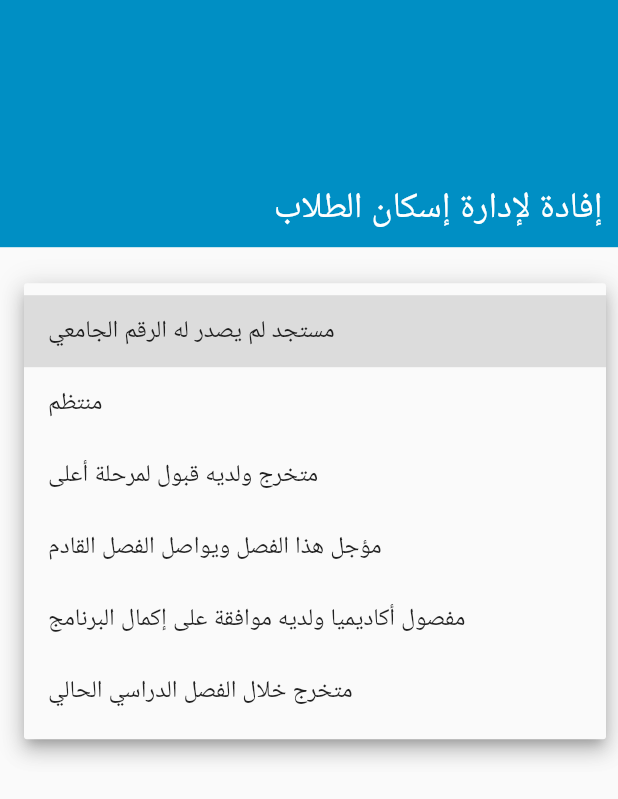
After one commit to mohmj/ksu_scholarship, a Flutter app: the HousingOrderScreen screen opened by its route, after a tap on "الحالة", on a phone screen of 412 x 824 dp. The commit adds this screen. Shown: the top 799 px of the screen. Run offline on Flutter 3.47's test engine with Material 2 defaults, Android fonts, the phone set to English and light mode, and no system bars; our stand-ins replace auto_size_text, barcode_widget, cloud_firestore, dropdown_formfield, firebase_auth, firebase_core and 1 more; missing offline and left inert: keyboard_visibility; accounts and stored records are empty; network calls fail.

Commit message:
Update all application

```diff
--- /dev/null
+++ b/lib/constant/order_type_enum.dart
@@ -0,0 +1,6 @@
+enum OrderType{
+  housing,
+  visa,
+  food,
+  help,
+}
--- a/lib/main.dart
+++ b/lib/main.dart
@@ -3,6 +3,7 @@ import 'package:ksu_scholarship/screens/auth_screen.dart';
 import 'package:ksu_scholarship/screens/home_screen.dart';
 import 'package:ksu_scholarship/screens/mother_screen.dart';
 import 'package:firebase_core/firebase_core.dart';
+import 'package:ksu_scholarship/screens/orders/housing_order_screen.dart';
 
 Future<void> main()async {
   WidgetsFlutterBinding.ensureInitialized();
@@ -29,11 +30,12 @@ class MyApp extends StatelessWidget {
         primarySwatch: Colors.blue,
       ),
       home: MotherScreen(),
-      initialRoute: AuthScreen.id,
+      initialRoute: MotherScreen.id,
       routes: {
         MotherScreen.id:(context)=>MotherScreen(),
         HomeScreen.id:(context)=>HomeScreen(),
         AuthScreen.id:(context)=>AuthScreen(),
+        HousingOrderScreen.id:(context)=>HousingOrderScreen(),
       },
     );
   }
--- /dev/null
+++ b/lib/problem_domain/models/housing_order.dart
@@ -0,0 +1,68 @@
+import 'package:cloud_firestore/cloud_firestore.dart';
+
+class HousingOrder{
+  String orderType="housing";
+  String documentRef;
+  String uid;
+  String id;
+  String name;
+  String nationality;
+  Timestamp orderDate;
+  String orderStatus;
+  Timestamp answerDate;
+  String studentNote;
+  String note;
+  String pdfLink;
+  //
+  String status;
+
+  HousingOrder(String documentRef, String uid, String id, String name, String nationality, Timestamp orderDate,String orderStatus,Timestamp answerDate,String studentNote, String note,String pdfLink, String status){
+    this.documentRef=documentRef;
+    this.uid=uid;
+    this.id=id;
+    this.name=name;
+    this.nationality=nationality;
+    this.orderDate=orderDate;
+    this.orderStatus=orderStatus;
+    this.answerDate=answerDate;
+    this.studentNote=studentNote;
+    this.note=note;
+    this.pdfLink=pdfLink;
+    this.status=status;
+  }
+
+  HousingOrder.toMap(Map<String, dynamic> data){
+    orderType=data['orderType'];
+    documentRef=data['documentRef'];
+    uid=data['uid'];
+    id=data['id'];
+    name=data['name'];
+    nationality=data['nationality'];
+    orderDate=data['orderData'];
+    orderStatus=data['orderStatus'];
+    answerDate=data['answerDate'];
+    studentNote=data['studentNote'];
+    note=data['note'];
+    pdfLink=data['pdfLink'];
+    status=data['status'];
+  }
+
+  Map<String, dynamic> toMap(){
+    return{
+      "orderType":orderType,
+      "documentRef":documentRef,
+      "uid":uid,
+      "id":id,
+      "name":name,
+      "nationality":nationality,
+      "orderDate":orderDate,
+      "orderStatus":orderStatus,
+      "answerDate":answerDate,
+      "studentNote":studentNote,
+      "note":note,
+      "pdfLink":pdfLink,
+      "status":status,
+    };
+  }
+
+}
--- /dev/null
+++ b/lib/screens/orders/housing_order_screen.dart
@@ -0,0 +1,164 @@
+import 'package:cloud_firestore/cloud_firestore.dart';
+import 'package:firebase_auth/firebase_auth.dart';
+import 'package:flutter/material.dart';
+import 'package:ksu_scholarship/constant/colors.dart' as color;
+import 'package:ksu_scholarship/problem_domain/models/housing_order.dart';
+import 'package:ksu_scholarship/problem_domain/Algorithm.dart';
+import 'package:ksu_scholarship/constant/order_type_enum.dart';
+
+class HousingOrderScreen extends StatefulWidget {
+
+  static const String id="housing_order_screen";
+
+  @override
+  _HousingOrderScreenState createState() => _HousingOrderScreenState();
+}
+
+class _HousingOrderScreenState extends State<HousingOrderScreen> {
+  @override
+  List<String> housingItemList=['مستجد لم يصدر له الرقم الجامعي','منتظم','متخرج ولديه قبول لمرحلة أعلى','مؤجل هذا الفصل ويواصل الفصل القادم','مفصول أكاديميا ولديه موافقة على إكمال البرنامج','متخرج خلال الفصل الدراسي الحالي'];
+  String housingchoose;
+  TextEditingController noteController=TextEditingController();
+  Widget build(BuildContext context) {
+    return Scaffold(
+      body: Column(
+        children: [
+          Container(
+            width: double.infinity,
+            height: MediaQuery.of(context).size.height * 0.2,
+            decoration: BoxDecoration(
+              color: color.primaryColor,
+            ),
+            child: Column(
+              children: [
+                Expanded(child: Container()),
+                Padding(
+                  padding: EdgeInsets.symmetric(horizontal: 10, vertical: 10,),
+                  child: Container(
+                    width: double.infinity,
+                    child: Directionality(
+                      textDirection: TextDirection.rtl,
+                      child: Text(
+                        "إفادة لإدارة إسكان الطلاب",
+                        style: TextStyle(color: Colors.white, fontSize: 24,),
+                      ),
+                    ),
+                  ),
+                ),
+              ],
+            ),
+          ),
+          Expanded(
+            child: Padding(
+              padding: EdgeInsets.only(bottom: 30, left: 20, right: 20,),
+              child: Column(
+                children: [
+                  Padding(
+                    padding: EdgeInsets.only(top: 30,bottom: 20),
+                    child: Container(
+                      width: double.infinity,
+                      decoration: BoxDecoration(
+                        border: Border.all(
+                          color: Colors.grey[700],
+                          width: 2,
+                        ),
+                        borderRadius: BorderRadius.circular(5),
+                      ),
+                      child: Padding(
+                        padding: EdgeInsets.symmetric(horizontal: 10),
+                        child: DropdownButtonHideUnderline(
+                          child: DropdownButton(
+                            hint: Text(housingchoose==null?"الحالة":housingchoose,),
+                            icon: Icon(Icons.arrow_drop_down, size: 30,),
+                            isExpanded: true,
+                            value: housingchoose,
+                            onChanged: (value){
+                              setState(() {
+                                housingchoose=value;
+                              });
+                            },
+                            items: housingItemList.map((valueItem){
+                              return DropdownMenuItem(
+                                value: valueItem,
+                                child: Text(valueItem),
+                              );
+                            }).toList(),
+                          ),
+                        ),
+                      ),
+                    ),
+                  ),
+                  Padding(
+                    padding: EdgeInsets.only(bottom: 10),
+                    child: Directionality(
+                      textDirection: TextDirection.rtl,
+                      child: TextField(
+                        keyboardType: TextInputType.text,
+                        textAlign: TextAlign.justify,
+                        controller: noteController,
+                        maxLines: 5,
+                        style: TextStyle(
+                          fontSize: 20,
+                        ),
+                        decoration: InputDecoration(
+                          labelText: "الملاحظات",
+                          enabledBorder: OutlineInputBorder(
+                            borderRadius: BorderRadius.circular(5),
+                            borderSide: BorderSide(
+                              color: Colors.grey[700],
+                              width: 2,
+                            ),
+                          ),
+                          focusedBorder: OutlineInputBorder(
+                            borderRadius: BorderRadius.circular(5),
+                            borderSide: BorderSide(
+                              color: color.primaryColor,
+                              width: 2,
+                            ),
+                          ),
+                          errorBorder: OutlineInputBorder(
+                            borderRadius: BorderRadius.circular(5),
+                            borderSide: BorderSide(
+                              color: Colors.red,
+                              width: 2,
+                            ),
+                          ),
+                        ),
+                      ),
+                    ),
+                  ),
+                  InkWell(
+                    child: Container(
+                      width: double.infinity,
+                      // height: 30,
+                      margin: EdgeInsets.only(top: 20, bottom: 5),
+                      decoration: BoxDecoration(
+                        borderRadius: BorderRadius.circular(5),
+                        color: color.primaryColor,
+                      ),
+                      child: Padding(
+                        padding: EdgeInsets.symmetric(vertical: 5),
+                        child: Center(
+                          child: Text(
+                            "ارسال الطلب",
+                            style: TextStyle(
+                                color: Colors.white, fontSize: 20),
+                          ),
+                        ),
+                      ),
+                    ),
+                    onTap: (){
+                      HousingOrder ho=HousingOrder("", FirebaseAuth.instance.currentUser.uid, "44000000","student name", "sudan",Timestamp.now(),"proceed",null,noteController.text,null ,null,housingchoose);
+                      uploadHousingOrder(ho);
+                      Navigator.pop(context);
+                    },
+                  ),
+                ],
+              ),
+            ),
+          ),
+        ],
+      ),
+    );
+  }
+}
```
Also changed, not shown: lib/problem_domain/Algorithm.dart (+10 -0 lines), lib/screens/auth_screen.dart (+32 -5 lines), lib/screens/home_screen.dart (+13 -7 lines).
